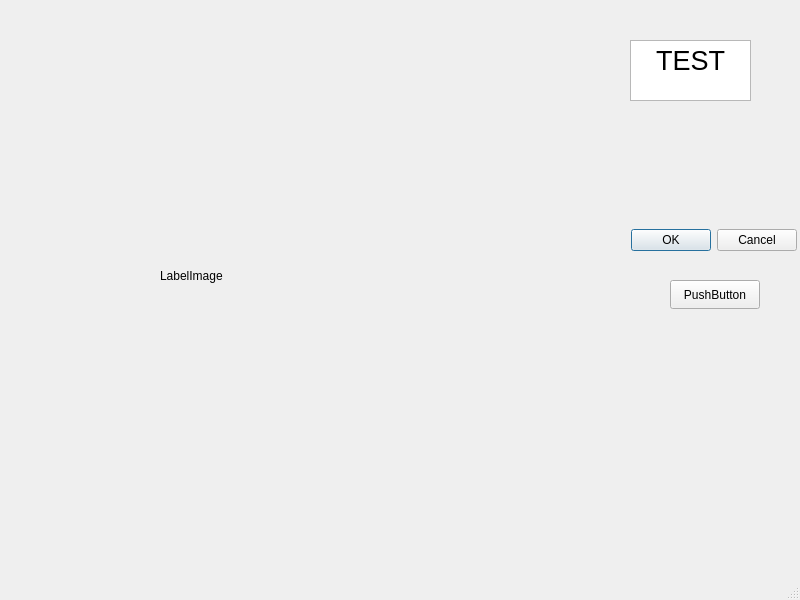
The window that UI/mainwindow.ui (makss4315/QRGenerator_diploma_) describes before a commit, drawn with Qt 5.
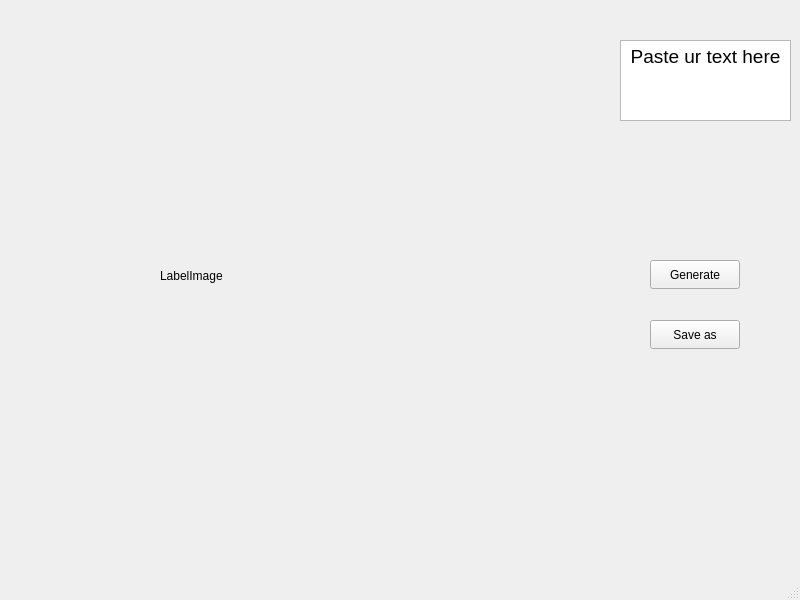
The same window after the commit.

Commit message: - delete dialogBox from UI - add Button "generate" (created template storage for generated QR) - add Button "save as" and user can save as he want and where -add "error's" message's

The edit to the form file:
```diff
--- a/UI/mainwindow.ui
+++ b/UI/mainwindow.ui
@@ -37,39 +37,26 @@
      </property>
     </widget>
    </widget>
-   <widget class="QDialogButtonBox" name="buttonBox">
+   <widget class="QPushButton" name="saveButton">
     <property name="geometry">
      <rect>
-      <x>630</x>
-      <y>220</y>
-      <width>167</width>
-      <height>41</height>
-     </rect>
-    </property>
-    <property name="standardButtons">
-     <set>QDialogButtonBox::StandardButton::Cancel|QDialogButtonBox::StandardButton::Ok</set>
-    </property>
-   </widget>
-   <widget class="QPushButton" name="pushButton">
-    <property name="geometry">
-     <rect>
-      <x>670</x>
-      <y>280</y>
+      <x>650</x>
+      <y>320</y>
       <width>90</width>
       <height>29</height>
      </rect>
     </property>
     <property name="text">
-     <string>PushButton</string>
+     <string>Save as</string>
     </property>
    </widget>
    <widget class="QTextEdit" name="textEdit">
     <property name="geometry">
      <rect>
-      <x>630</x>
+      <x>620</x>
       <y>40</y>
-      <width>121</width>
-      <height>61</height>
+      <width>171</width>
+      <height>81</height>
      </rect>
     </property>
     <property name="html">
@@ -80,7 +67,20 @@
 li.unchecked::marker { content: &quot;\2610&quot;; }
 li.checked::marker { content: &quot;\2612&quot;; }
 &lt;/style&gt;&lt;/head&gt;&lt;body style=&quot; font-family:'Segoe UI'; font-size:9pt; font-weight:400; font-style:normal;&quot;&gt;
-&lt;p align=&quot;center&quot; style=&quot; margin-top:0px; margin-bottom:0px; margin-left:0px; margin-right:0px; -qt-block-indent:0; text-indent:0px;&quot;&gt;&lt;span style=&quot; font-size:20pt;&quot;&gt;TEST&lt;/span&gt;&lt;/p&gt;&lt;/body&gt;&lt;/html&gt;</string>
+&lt;p align=&quot;center&quot; style=&quot; margin-top:0px; margin-bottom:0px; margin-left:0px; margin-right:0px; -qt-block-indent:0; text-indent:0px;&quot;&gt;&lt;span style=&quot; font-size:14pt;&quot;&gt;Paste ur text here&lt;/span&gt;&lt;/p&gt;&lt;/body&gt;&lt;/html&gt;</string>
+    </property>
+   </widget>
+   <widget class="QPushButton" name="generateButton">
+    <property name="geometry">
+     <rect>
+      <x>650</x>
+      <y>260</y>
+      <width>90</width>
+      <height>29</height>
+     </rect>
+    </property>
+    <property name="text">
+     <string>Generate</string>
     </property>
    </widget>
   </widget>
```
The commit also changes 2 other files.
